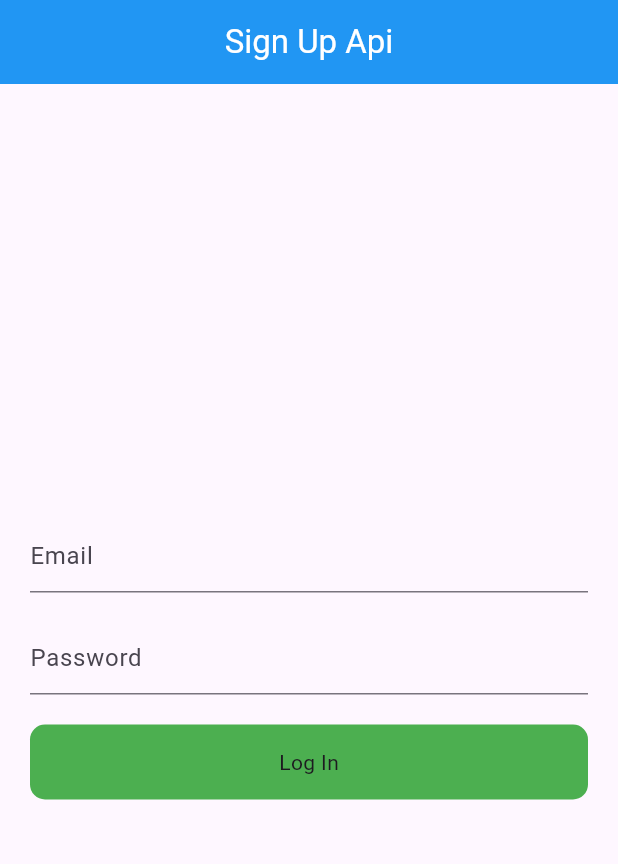
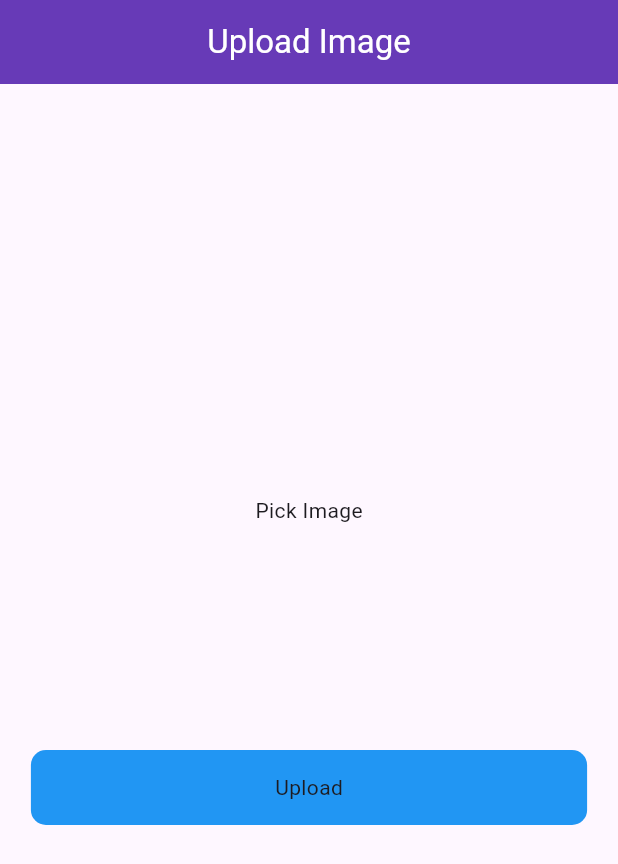
Before and after one commit to HamzaIqbalMughal/flutter_practice_working_with_api, a Flutter app: the screen it shows after launch, on a phone screen of 412 x 824 dp. Shown: the top 864 px of the screen. Run offline on Flutter 3.47's test engine with Material 2 defaults, Android fonts, the phone set to English and light mode, and no system bars; drawn by our look-alikes of modal_progress_hud_nsn; our stand-ins replace fluttertoast, image_picker.

Commit message:
added uploadImageScreen ; picking and uploading image is done.

```diff
--- a/lib/main.dart
+++ b/lib/main.dart
@@ -5,6 +5,7 @@ import 'package:flutter_practice_working_with_api/example_three_screen.dart';
 import 'package:flutter_practice_working_with_api/example_two_screen.dart';
 import 'package:flutter_practice_working_with_api/home_screen.dart';
 import 'package:flutter_practice_working_with_api/signup_screen.dart';
+import 'package:flutter_practice_working_with_api/upload_image_screen.dart';
 
 void main() {
   runApp(const MyApp());
@@ -27,7 +28,8 @@ class MyApp extends StatelessWidget {
       // initialRoute : ExampleThreeScreen.screen_id,
       // initialRoute: ExampleFourScreen.screen_id,
       // initialRoute: ExampleFiveScreen.screen_id,
-      initialRoute: SignUpScreen.screen_id,
+      // initialRoute: SignUpScreen.screen_id,
+      initialRoute: UploadImageScreen.screen_id,
       routes: {
         HomeScreen.screen_id: (context) => HomeScreen(),
         ExampleTwoScreen.screen_id: (context) => ExampleTwoScreen(),
@@ -35,7 +37,7 @@ class MyApp extends StatelessWidget {
         ExampleFourScreen.screen_id: (context) => ExampleFourScreen(),
         ExampleFiveScreen.screen_id: (context) => ExampleFiveScreen(),
         SignUpScreen.screen_id: (context) => SignUpScreen(),
-
+        UploadImageScreen.screen_id: (context) => UploadImageScreen(),
       },
     );
   }
--- /dev/null
+++ b/lib/upload_image_screen.dart
@@ -0,0 +1,139 @@
+import 'dart:io';
+
+import 'package:flutter/foundation.dart';
+import 'package:flutter/material.dart';
+import 'package:fluttertoast/fluttertoast.dart';
+import 'package:image_picker/image_picker.dart';
+import 'package:modal_progress_hud_nsn/modal_progress_hud_nsn.dart';
+import 'package:http/http.dart' as http;
+
+class UploadImageScreen extends StatefulWidget {
+  const UploadImageScreen({super.key});
+
+  static const String screen_id = 'UploadImageScreen';
+
+  @override
+  State<UploadImageScreen> createState() => _UploadImageScreenState();
+}
+
+class _UploadImageScreenState extends State<UploadImageScreen> {
+  File? image;
+  final _picker = ImagePicker();
+  bool showSpinner = false;
+
+  Future pickImage() async {
+    final pickedFile =
+        await _picker.pickImage(source: ImageSource.gallery, imageQuality: 80);
+
+    if (pickedFile != null) {
+      image = File(pickedFile.path);
+      setState(() {});
+    } else {
+      print('no image selected');
+      Fluttertoast.showToast(msg: 'No image selected');
+    }
+  }
+
+  Future<void> uploadImage() async {
+    setState(() {
+      showSpinner = true;
+    });
+
+    var stream = new http.ByteStream(image!.openRead());
+
+    stream.cast();
+
+    var length = await image!.length();
+
+    var uri = Uri.parse('https://fakestoreapi.com/products');
+
+    var request = new http.MultipartRequest('POST', uri);
+
+    request.fields['title'] = "image1";
+
+    var multiport = new http.MultipartFile(
+      'image',
+      stream,
+      length,
+    );
+
+    request.files.add(multiport);
+
+    var response = await request.send();
+
+    print(response.stream.toString());
+
+    if (response.statusCode == 200) {
+      setState(() {
+        showSpinner = false;
+      });
+      print('image Uploaded');
+    } else {
+      print('Failed Image Uploading ');
+      setState(() {
+        showSpinner = false;
+      });
+    }
+  }
+
+  @override
+  Widget build(BuildContext context) {
+    return ModalProgressHUD(
+      inAsyncCall: showSpinner,
+      child: Scaffold(
+        appBar: AppBar(
+          centerTitle: true,
+          title: Text(
+            'Upload Image',
+            style: TextStyle(color: Colors.white),
+          ),
+          backgroundColor: Colors.deepPurple,
+        ),
+        body: Column(
+          mainAxisAlignment: MainAxisAlignment.center,
+          crossAxisAlignment: CrossAxisAlignment.center,
+          children: [
+            GestureDetector(
+              onTap: () {
+                pickImage();
+              },
+              child: Container(
+                child: image == null
+                    ? Center(
+                        child: Text('Pick Image'),
+                      )
+                    : Container(
+                        child: Center(
+                          child: Image.file(
+                            File(image!.path).absolute,
+                            height: 100,
+                            width: 100,
+                            fit: BoxFit.cover,
+                          ),
+                        ),
+                      ),
+              ),
+            ),
+            SizedBox(
+              height: 150,
+            ),
+            GestureDetector(
+              onTap: () {
+                uploadImage();
+              },
+              child: Container(
+                height: 50,
+                width: MediaQuery.of(context).size.width * .9,
+                decoration: BoxDecoration(
+                  color: Colors.blue,
+                  borderRadius: BorderRadius.circular(10),
+                ),
+                child: Center(child: Text('Upload')),
+              ),
+            )
+          ],
+        ),
+      ),
+    );
+  }
+}
--- a/notes.txt
+++ b/notes.txt
@@ -87,4 +87,12 @@ https://reqres.in/ (this site helps us to )
       SignUp : when we hit the endpoint 'https://reqres.in/api/register' , it returns us { "id": 4, "token": "QpwL5tke4Pnpja7X4" }
       LogIn : when we hit the endpoint 'https://reqres.in/api/login' , it returns us { "token": "QpwL5tke4Pnpja7X4" }
 
-  ***************************************************** asadsd **************************************************************
+  ***************************************************** Upload file/Image **************************************************************
+  - Uploading file/image to REST API/Server using Multiport Http Request with Null safety
+
+  1. added model_progress_hud and image_picker package/library in pubspec.yaml
+  2. created Future async Function pickImage() : for picking/selecting image from gallery (can also be picked from camera or storage)
+  3. created Future async function uploadImage() : for uploading image/file to Server using endpoint (Api)
+  4. using model_progress_hud to show progress to user while uploading Image
+  5. now we will be using multiport
+  6. adding permission in androidmanifest.xml file
--- a/pubspec.yaml
+++ b/pubspec.yaml
@@ -38,6 +38,7 @@ dependencies:
   http: ^1.1.0
   modal_progress_hud_nsn: ^0.4.0
   fluttertoast: ^8.2.2
+  image_picker: ^1.0.4
 
 
 dev_dependencies:
```
Also changed, not shown: pubspec.lock, 6 other files.
